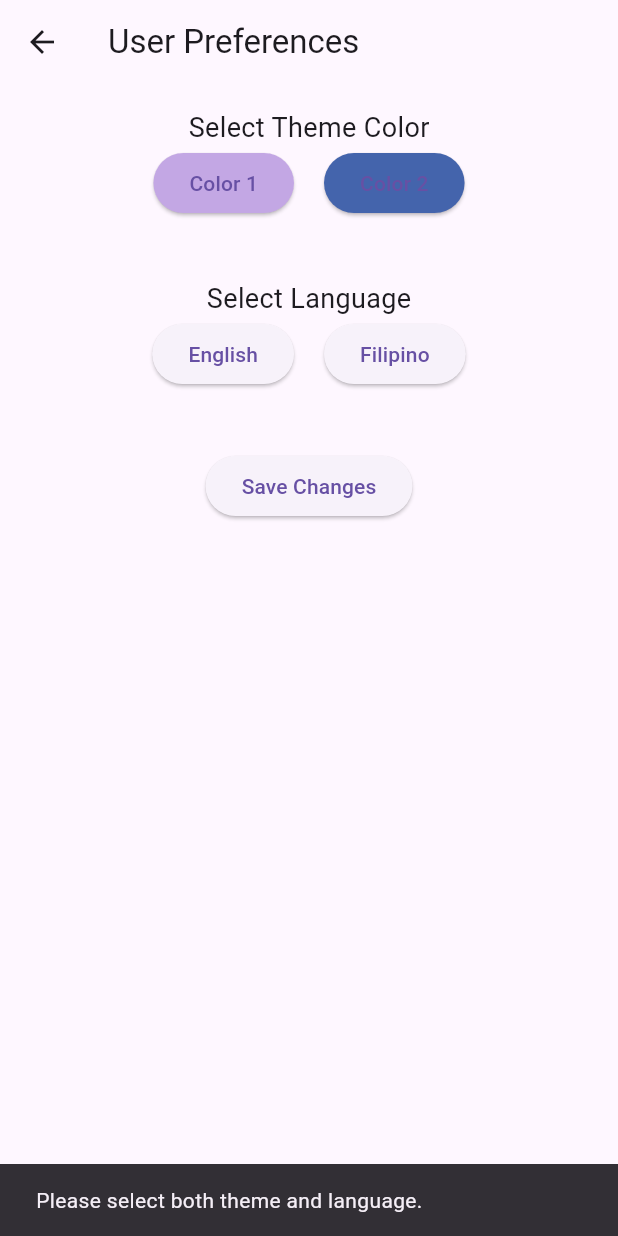
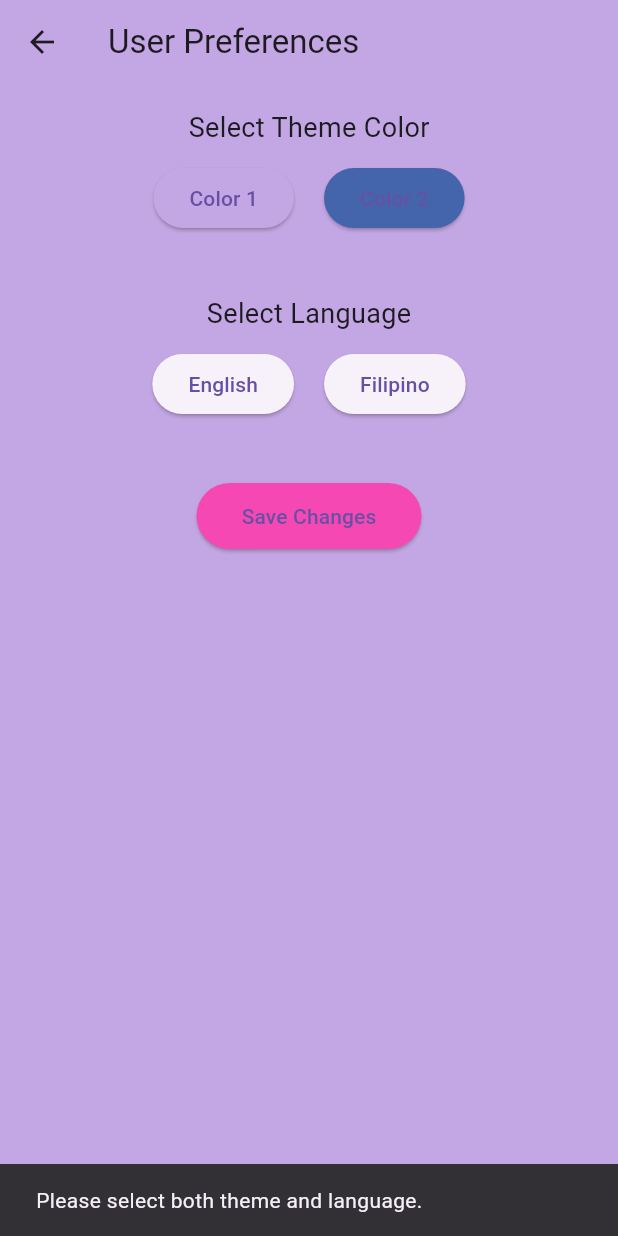
Before and after one commit to Tabigne-lc/tabigne_productapp2025, a Flutter app: the UserPreferencePage screen opened by its route, after a tap on "Save Changes", on a phone screen of 412 x 824 dp. Run offline on Flutter 3.47's test engine with Material 3 defaults, Android fonts, the phone set to English and light mode, and no system bars.

Commit message:
preferences updated!

```diff
--- a/lib/app_state.dart
+++ /dev/null
@@ -1,25 +0,0 @@
-import 'package:flutter/material.dart';
-
-class AppState with ChangeNotifier {
-  // Default theme color (first color choice)
-  Color _selectedColor = Color(0xFFC3A7E4);
-
-  Color get selectedColor => _selectedColor;
-
-  // Change color theme
-  void changeThemeColor(Color color) {
-    _selectedColor = color;
-    notifyListeners();
-  }
-
-  // Default language (English)
-  String _selectedLanguage = 'English';
-
-  String get selectedLanguage => _selectedLanguage;
-
-  // Change language
-  void changeLanguage(String language) {
-    _selectedLanguage = language;
-    notifyListeners();
-  }
-}
--- /dev/null
+++ b/lib/background_model.dart
@@ -0,0 +1,60 @@
+import 'package:flutter/material.dart';
+
+class Backgroundmodel extends ChangeNotifier {
+  String _currentTheme = "default";
+
+  // Theme colors
+  Color _scaffoldBgColor = const Color(0xFFC3A7E4); // Light Pink
+  Color _appBarColor = const Color(0xFFC3A7E4);
+  Color _drawerHeaderColor = const Color(0xFFC3A7E4);
+  Color _buttonColor = const Color(0xFFC3A7E4);
+  Color _accentColor = const Color(0xFFC3A7E4);
+  Color _textColor = const Color.fromARGB(255, 219, 111, 210);
+  Color _secondBtn = const Color.fromARGB(246, 211, 72, 169);
+  Color _buyBtn = const Color.fromARGB(255, 246, 72, 179);
+  Color _cartBtn = const Color.fromARGB(255, 231, 95, 202);
+  Color _ratingColor = const Color.fromARGB(64, 197, 46, 211);
+
+  void applyPurpleTheme() {
+    _currentTheme = "purple";
+    _scaffoldBgColor = const Color(0xFF4464AC);
+    _appBarColor = const Color(0xFF4464AC);
+    _drawerHeaderColor = const Color(0xFF4464AC);
+    _buttonColor = const Color(0xFF6A5ACD);
+    _accentColor = const Color(0xFF673AB7);
+    _textColor = const Color(0xFF311B92);
+    _secondBtn = const Color(0xFF3F51B5);
+    _buyBtn = const Color(0xFF7E57C2);
+    _cartBtn = const Color(0xFF9575CD);
+    _ratingColor = const Color(0xFFB39DDB);
+    notifyListeners();
+  }
+
+  void reset() {
+    _currentTheme = "default";
+    _scaffoldBgColor = const Color(0xFFC3A7E4); // Light Pink
+    _appBarColor = const Color(0xFFC3A7E4);
+    _drawerHeaderColor = const Color(0xFFC3A7E4);
+    _buttonColor = const Color(0xFFC3A7E4);
+    _accentColor = const Color(0xFFC3A7E4);
+    _textColor = const Color(0xFFB71C1C);
+    _secondBtn = const Color.fromARGB(255, 191, 88, 223);
+    _buyBtn = const Color.fromARGB(255, 191, 88, 223);
+    _cartBtn = const Color.fromRGBO(255, 191, 88, 223);
+    _ratingColor = const Color.fromRGBO(2255, 191, 88, 223);
+    notifyListeners();
+  }
+
+  Color get background => _scaffoldBgColor;
+  Color get appBar => _appBarColor;
+  Color get drawerHeader => _drawerHeaderColor;
+  Color get button => _buttonColor;
+  Color get accent => _accentColor;
+  Color get textColor => _textColor;
+  Color get secondBtn => _secondBtn;
+  Color get buyBtn => _buyBtn;
+  Color get cartBtn => _cartBtn;
+  Color get ratingColor => _ratingColor;
+
+  String get theme => _currentTheme;
+}
--- /dev/null
+++ b/lib/language_model.dart
@@ -0,0 +1,14 @@
+import 'package:flutter/material.dart';
+
+class LanguageModel extends ChangeNotifier {
+  String _language = "English"; // default
+
+  String get language => _language;
+
+  void setLanguage(String lang) {
+    _language = lang;
+    notifyListeners();
+  }
+
+  bool isFilipino() => _language == "Filipino";
+}
--- a/lib/sign_up_screen.dart
+++ b/lib/sign_up_screen.dart
@@ -1,5 +1,6 @@
 import 'package:flutter/material.dart';
-
+import 'background_model.dart';
+import 'language_model.dart';
 class SignUpScreen extends StatelessWidget {
   const SignUpScreen({super.key});
 
--- a/lib/user_preference.dart
+++ b/lib/user_preference.dart
@@ -1,6 +1,7 @@
 import 'package:flutter/material.dart';
 import 'package:provider/provider.dart';
-import 'app_state.dart'; // Import the AppState
+import 'background_model.dart';
+import 'language_model.dart';
 
 class UserPreferencePage extends StatefulWidget {
   @override
@@ -8,117 +9,129 @@ class UserPreferencePage extends StatefulWidget {
 }
 
 class _UserPreferencePageState extends State<UserPreferencePage> {
-  // Variables to store the current selections
   Color? selectedThemeColor;
   String? selectedLanguage;
 
   @override
   Widget build(BuildContext context) {
+    final backgroundModel = Provider.of<Backgroundmodel>(context);
+    final languageModel = Provider.of<LanguageModel>(context);
+    final isFilipino = languageModel.isFilipino(); // Make sure this returns a bool
+
+    // Translation strings for Filipino and English
+    final titleText = isFilipino ? "Mga Kagustuhan" : "User Preferences";
+    final selectThemeText = isFilipino ? "Piliin ang Tema" : "Select Theme Color";
+    final selectLanguageText = isFilipino ? "Piliin ang Wika" : "Select Language";
+    final saveChangesText = isFilipino ? "I-save ang mga pagbabago" : "Save Changes";
+    final missingSelectionText =
+        isFilipino ? "Pumili ng parehas na tema at wika." : "Please select both theme and language.";
+    final color1Label = isFilipino ? "Kulay 1" : "Color 1";
+    final color2Label = isFilipino ? "Kulay 2" : "Color 2";
+
     return Scaffold(
       appBar: AppBar(
-        title: Text("User Preferences"),
+        title: Text(titleText),
+        backgroundColor: backgroundModel.appBar,
       ),
+      backgroundColor: backgroundModel.background,
       body: Padding(
         padding: const EdgeInsets.all(16),
         child: Column(
           children: [
-            // Theme Selection
-            Text("Select Theme Color", style: TextStyle(fontSize: 18)),
+            Text(selectThemeText, style: const TextStyle(fontSize: 18)),
+            const SizedBox(height: 10),
             Row(
               mainAxisAlignment: MainAxisAlignment.center,
               children: [
-                ElevatedButton(
-                  onPressed: () {
-                    setState(() {
-                      selectedThemeColor = Color(0xFFC3A7E4); // Light Pink
-                    });
-                  },
-                  style: ElevatedButton.styleFrom(
-                    backgroundColor: Color(0xFFC3A7E4), // Light Pink
-                    side: selectedThemeColor == Color(0xFFC3A7E4)
-                        ? BorderSide(color: Colors.black, width: 2) // Highlight border
-                        : BorderSide.none,
-                  ),
-                  child: Text("Color 1"),
-                ),
-                SizedBox(width: 20),
-                ElevatedButton(
-                  onPressed: () {
-                    setState(() {
-                      selectedThemeColor = Color(0xFF4464AC); // Blue
-                    });
-                  },
-                  style: ElevatedButton.styleFrom(
-                    backgroundColor: Color(0xFF4464AC), // Blue
-                    side: selectedThemeColor == Color(0xFF4464AC)
-                        ? BorderSide(color: Colors.black, width: 2) // Highlight border
-                        : BorderSide.none,
-                  ),
-                  child: Text("Color 2"),
-                ),
+                _buildThemeButton(Color(0xFFC3A7E4), color1Label),
+                const SizedBox(width: 20),
+                _buildThemeButton(Color(0xFF4464AC), color2Label),
               ],
             ),
-            SizedBox(height: 40),
-
-            // Language Selection (English/Filipino)
-            Text("Select Language", style: TextStyle(fontSize: 18)),
+            const SizedBox(height: 40),
+            Text(selectLanguageText, style: const TextStyle(fontSize: 18)),
+            const SizedBox(height: 10),
             Row(
               mainAxisAlignment: MainAxisAlignment.center,
               children: [
-                ElevatedButton(
-                  onPressed: () {
-                    setState(() {
-                      selectedLanguage = "English";
-                    });
-                  },
-                  style: ElevatedButton.styleFrom(
-                    side: selectedLanguage == "English"
-                        ? BorderSide(color: Colors.black, width: 2) // Highlight border
-                        : BorderSide.none,
-                  ),
-                  child: Text("English"),
-                ),
-                SizedBox(width: 20),
-                ElevatedButton(
-                  onPressed: () {
-                    setState(() {
-                      selectedLanguage = "Filipino";
-                    });
-                  },
-                  style: ElevatedButton.styleFrom(
-                    side: selectedLanguage == "Filipino"
-                        ? BorderSide(color: Colors.black, width: 2) // Highlight border
-                        : BorderSide.none,
-                  ),
-                  child: Text("Filipino"),
-                ),
+                _buildLanguageButton("English"),
+                const SizedBox(width: 20),
+                _buildLanguageButton("Filipino"),
               ],
             ),
-            SizedBox(height: 40),
-
-            // Save Changes Button
+            const SizedBox(height: 40),
             ElevatedButton(
+              style: ElevatedButton.styleFrom(
+                padding: const EdgeInsets.symmetric(horizontal: 30, vertical: 12),
+                backgroundColor: backgroundModel.buyBtn,
+              ),
               onPressed: () {
                 if (selectedThemeColor != null && selectedLanguage != null) {
-                  // Save the selected theme color and language to AppState
-                  Provider.of<AppState>(context, listen: false)
-                      .changeThemeColor(selectedThemeColor!);
-                  Provider.of<AppState>(context, listen: false)
-                      .changeLanguage(selectedLanguage!);
-                  ScaffoldMessenger.of(context).showSnackBar(
-                    SnackBar(content: Text("Changes saved!")),
-                  );
+                  // Apply selected theme
+                  if (selectedThemeColor == const Color(0xFFC3A7E4)) {
+                    backgroundModel.reset();
+                  } else if (selectedThemeColor == const Color(0xFF4464AC)) {
+                    backgroundModel.applyPurpleTheme();
+                  }
+
+                  // Apply selected language
+                  languageModel.setLanguage(selectedLanguage!);
+
+                  // Delay to allow state update before checking new language
+                  Future.delayed(Duration.zero, () {
+                    final updatedLang = Provider.of<LanguageModel>(context, listen: false);
+                    final confirmationText = updatedLang.isFilipino()
+                        ? "Mga pagbabago ay na-save!"
+                        : "Changes saved!";
+
+                    ScaffoldMessenger.of(context).showSnackBar(
+                      SnackBar(content: Text(confirmationText)),
+                    );
+                  });
                 } else {
                   ScaffoldMessenger.of(context).showSnackBar(
-                    SnackBar(content: Text("Please select both theme and language.")),
+                    SnackBar(content: Text(missingSelectionText)),
                   );
                 }
               },
-              child: Text("Save Changes"),
+              child: Text(saveChangesText),
             ),
           ],
         ),
       ),
     );
   }
+
+  Widget _buildThemeButton(Color color, String label) {
+    return ElevatedButton(
+      onPressed: () {
+        setState(() {
+          selectedThemeColor = color;
+        });
+      },
+      style: ElevatedButton.styleFrom(
+        backgroundColor: color,
+        side: selectedThemeColor == color
+            ? const BorderSide(color: Colors.black, width: 2)
+            : BorderSide.none,
+      ),
+      child: Text(label),
+    );
+  }
+
+  Widget _buildLanguageButton(String lang) {
+    return ElevatedButton(
+      onPressed: () {
+        setState(() {
+          selectedLanguage = lang;
+        });
+      },
+      style: ElevatedButton.styleFrom(
+        side: selectedLanguage == lang
+            ? const BorderSide(color: Colors.black, width: 2)
+            : BorderSide.none,
+      ),
+      child: Text(lang),
+    );
+  }
 }
```
Also changed, not shown: lib/create_new_product.dart (+18 -12 lines), lib/detail_screen.dart (+16 -3 lines), lib/home_screen.dart (+36 -46 lines), lib/main.dart (+20 -16 lines).
